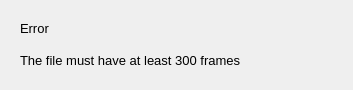
Old version of the form GUI5_ErrorWin2.ui in the repository AnaAquiles/Calcium-waves-in-endocrine-cells-analysis.
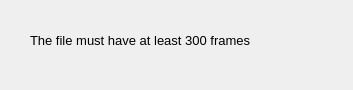
New version of the form.

Patch:
```diff
--- a/GUI5_ErrorWin2.ui
+++ b/GUI5_ErrorWin2.ui
@@ -13,29 +13,11 @@
   <property name="windowTitle">
    <string>Dialog</string>
   </property>
-  <widget class="QLabel" name="label_3">
-   <property name="geometry">
-    <rect>
-     <x>20</x>
-     <y>20</y>
-     <width>55</width>
-     <height>16</height>
-    </rect>
-   </property>
-   <property name="font">
-    <font>
-     <pointsize>10</pointsize>
-    </font>
-   </property>
-   <property name="text">
-    <string>Error</string>
-   </property>
-  </widget>
   <widget class="QLabel" name="label">
    <property name="geometry">
     <rect>
-     <x>20</x>
-     <y>40</y>
+     <x>30</x>
+     <y>20</y>
      <width>331</width>
      <height>41</height>
     </rect>
```
Left out of the diff: 2 changed lines with no effect on the pictures.
